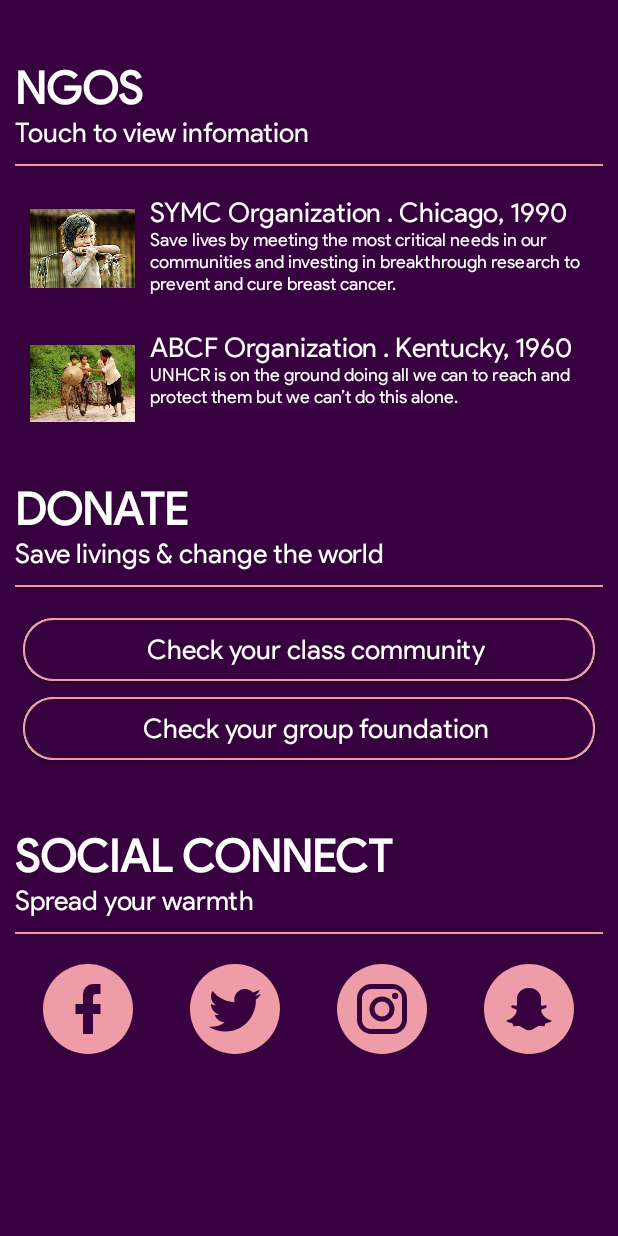
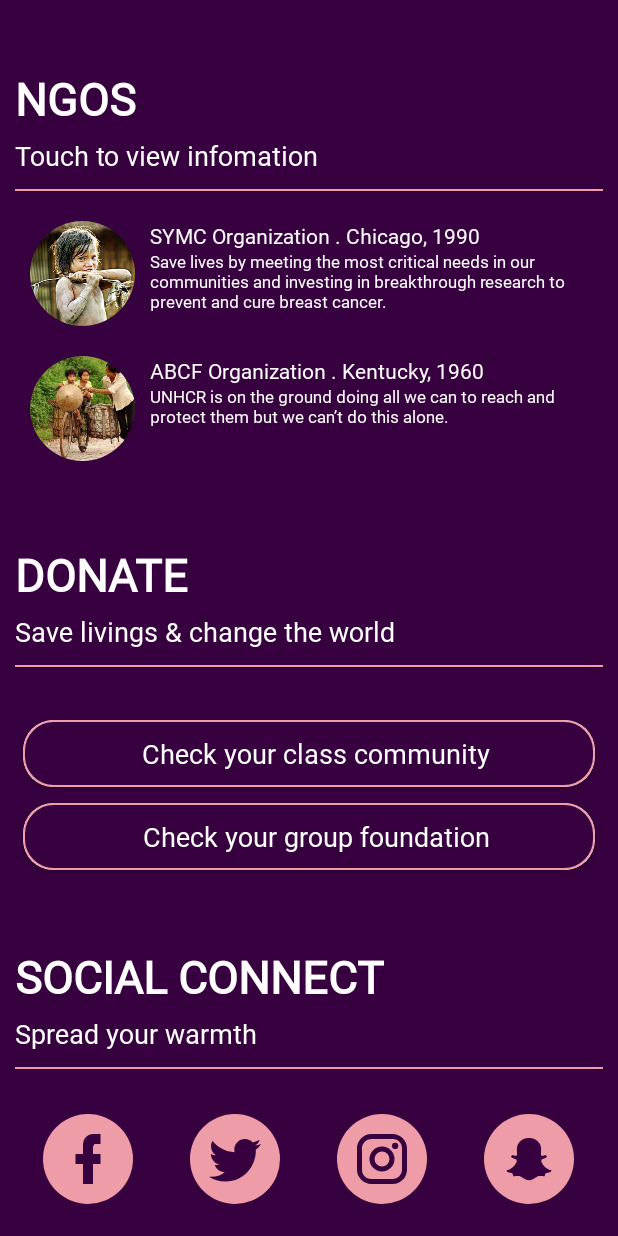
Before and after one commit to ALICE-VPBANK-2018/KidsBankAndroid, an Android app: the fragment CommunityFragment shown on its own in the app's theme, on a phone screen of 412 x 824 dp. Run offline under Robolectric (Android 15) with nearby library versions, the phone set to English and light mode, and no system bars; our stand-ins replace CircleImageView.

Commit message:
update ui

```diff
--- a/app/src/main/java/com/quang/vpbank/ai/fragment/LibraryFragment.kt
+++ b/app/src/main/java/com/quang/vpbank/ai/fragment/LibraryFragment.kt
@@ -11,11 +11,6 @@ import android.view.ViewGroup
 import com.quang.vpbank.ai.R
 import com.quang.vpbank.ai.adapter.DocumentAdapter
 import kotlinx.android.synthetic.main.fragment_library.*
-
-// TODO: Rename parameter arguments, choose names that match
-// the fragment initialization parameters, e.g. ARG_ITEM_NUMBER
-private const val ARG_PARAM1 = "param1"
-private const val ARG_PARAM2 = "param2"
 
 /**
  * A simple [Fragment] subclass.
--- a/app/src/main/res/layout/fragment_community.xml
+++ b/app/src/main/res/layout/fragment_community.xml
@@ -17,7 +17,7 @@
             android:id="@+id/layoutOverview"
             android:layout_width="match_parent"
             android:layout_height="wrap_content"
-            android:layout_marginTop="20dp"
+            android:layout_marginTop="25dp"
             android:orientation="vertical">
 
             <TextView
@@ -32,6 +32,7 @@
             <TextView
                 android:layout_width="wrap_content"
                 android:layout_height="wrap_content"
+                android:layout_marginTop="5dp"
                 android:text="Touch to view infomation"
                 android:textSize="18sp" />
 
@@ -53,6 +54,7 @@
             android:id="@+id/layoutHistory"
             android:layout_width="match_parent"
             android:layout_height="wrap_content"
+            android:layout_marginTop="25dp"
             android:orientation="vertical">
 
             <TextView
@@ -67,20 +69,24 @@
             <TextView
                 android:layout_width="wrap_content"
                 android:layout_height="wrap_content"
+                android:layout_marginTop="5dp"
                 android:text="Save livings &amp; change the world"
                 android:textSize="18sp" />
 
             <View
                 android:layout_width="match_parent"
                 android:layout_height="1dp"
+                android:layout_marginBottom="15dp"
                 android:layout_marginTop="10dp"
-                android:layout_marginBottom="15dp"
                 android:background="@color/colorPrimary" />
 
             <android.support.v7.widget.CardView
                 android:layout_width="match_parent"
                 android:layout_height="wrap_content"
-                android:layout_margin="5dp"
+                android:layout_marginBottom="5dp"
+                android:layout_marginEnd="5dp"
+                android:layout_marginStart="5dp"
+                android:layout_marginTop="20dp"
                 app:cardCornerRadius="20dp">
 
                 <LinearLayout
@@ -133,7 +139,7 @@
             android:id="@+id/layoutDiary"
             android:layout_width="match_parent"
             android:layout_height="wrap_content"
-            android:layout_marginTop="40dp"
+            android:layout_marginTop="45dp"
             android:orientation="vertical">
 
             <TextView
@@ -147,6 +153,7 @@
             <TextView
                 android:layout_width="wrap_content"
                 android:layout_height="wrap_content"
+                android:layout_marginTop="5dp"
                 android:text="Spread your warmth"
                 android:textSize="18sp" />
 
@@ -159,7 +166,7 @@
             <LinearLayout
                 android:layout_width="match_parent"
                 android:layout_height="wrap_content"
-                android:layout_marginTop="10dp"
+                android:layout_marginTop="20dp"
                 android:gravity="center"
                 android:orientation="horizontal">
 
--- a/app/src/main/res/layout/fragment_main.xml
+++ b/app/src/main/res/layout/fragment_main.xml
@@ -14,7 +14,7 @@
         android:background="@color/pink1"
         android:theme="@style/ThemeOverlay.AppCompat.Dark"
         app:tabGravity="fill"
-        app:tabIndicatorColor="@color/colorPrimary"
+        app:tabIndicatorColor="@color/tim"
         app:tabMode="fixed"
         app:tabSelectedTextColor="@color/tim"
         app:tabTextAppearance="@style/TabTheme">
--- a/app/src/main/res/layout/item_ngos.xml
+++ b/app/src/main/res/layout/item_ngos.xml
@@ -6,10 +6,11 @@
     android:orientation="horizontal"
     android:padding="10dp">
 
-    <ImageView
+    <de.hdodenhof.circleimageview.CircleImageView
         android:id="@+id/imvAvatar"
         android:layout_width="70dp"
         android:layout_height="70dp"
+        android:layout_gravity="center"
         android:src="@mipmap/ic_launcher" />
 
     <LinearLayout
@@ -22,13 +23,14 @@
             android:id="@+id/tvName"
             android:layout_width="wrap_content"
             android:layout_height="wrap_content"
-            android:text="@string/app_name" />
+            android:text="@string/app_name"
+            android:textSize="14sp" />
 
         <TextView
             android:id="@+id/tvDescription"
             android:layout_width="wrap_content"
             android:layout_height="wrap_content"
             android:text="@string/app_name"
-            android:textSize="12sp" />
+            android:textSize="11sp" />
     </LinearLayout>
 </LinearLayout>
--- a/app/src/main/res/values/colors.xml
+++ b/app/src/main/res/values/colors.xml
@@ -57,5 +57,7 @@
     <color name="tim">#37003f</color>
     <color name="pink1">#EE9CA7</color>
     <color name="pink2">#FFDDE1</color>
+    <color name="line1">#5100fe</color>
+    <color name="line2">#00d6d6</color>
 
 </resources>
--- a/app/src/main/res/values/styles.xml
+++ b/app/src/main/res/values/styles.xml
@@ -5,7 +5,7 @@
         <!-- Customize your theme here. -->
         <item name="colorPrimary">@color/colorPrimary</item>
         <item name="colorPrimaryDark">@color/colorPrimaryDark</item>
-        <item name="android:fontFamily">@font/product_sans</item>
+        <item name="android:fontFamily">@font/roboto</item>
         <item name="colorAccent">@color/colorPrimary</item>
         <item name="android:textColor">#ffffff</item>
     </style>
@@ -14,7 +14,7 @@
         <!-- Customize your theme here. -->
         <item name="colorPrimary">@color/colorPrimary</item>
         <item name="colorPrimaryDark">@color/colorPrimaryDark</item>
-        <item name="android:fontFamily">@font/product_sans</item>
+        <item name="android:fontFamily">@font/roboto</item>
         <item name="colorAccent">@color/colorPrimary</item>
         <item name="android:textColor">#ffffff</item>
         <item name="android:textSize">18sp</item>
```
Also changed, not shown: app/src/main/java/com/quang/vpbank/ai/fragment/PlanFragment.kt (+1 -14 lines), app/src/main/res/drawable/ic_send.xml (+11 -4 lines), app/src/main/res/layout/fragment_library.xml (+10 -6 lines), app/src/main/res/layout/fragment_plan.xml (+10 -5 lines), app/src/main/res/layout/fragment_wallet.xml (+10 -7 lines).
